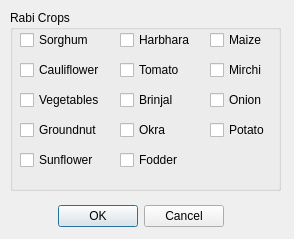
Qt form rabi_crops_selection_dialog.ui (sudhanshudeshmukh/kharf_model_multicrop) before a commit.
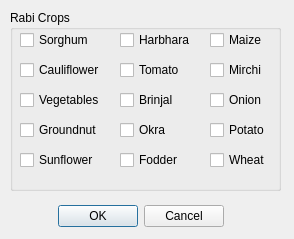
The same form after that commit.

Commit message: Added Rabi crop wheat

The edit to the form file:
```diff
--- a/rabi_crops_selection_dialog.ui
+++ b/rabi_crops_selection_dialog.ui
@@ -226,6 +226,19 @@
      <string>Fodder</string>
     </property>
    </widget>
+   <widget class="QCheckBox" name="rabi_wheat">
+    <property name="geometry">
+     <rect>
+      <x>200</x>
+      <y>140</y>
+      <width>81</width>
+      <height>20</height>
+     </rect>
+    </property>
+    <property name="text">
+     <string>Wheat</string>
+    </property>
+   </widget>
   </widget>
  </widget>
  <resources/>
```
The commit also changes 1 other file.
